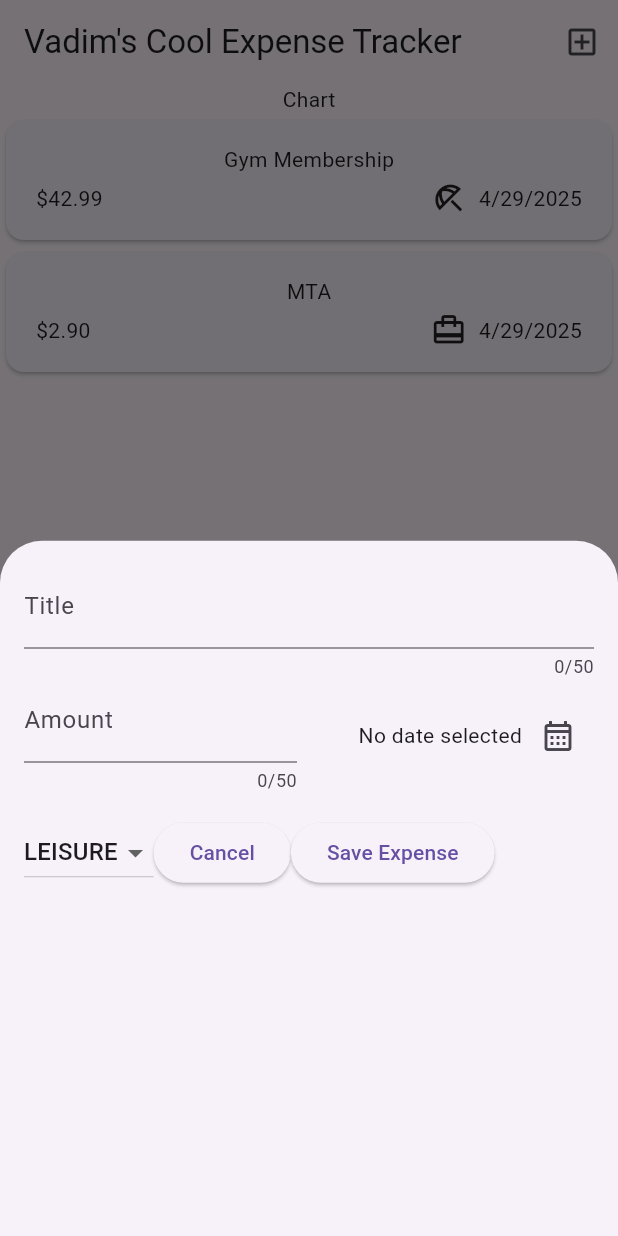
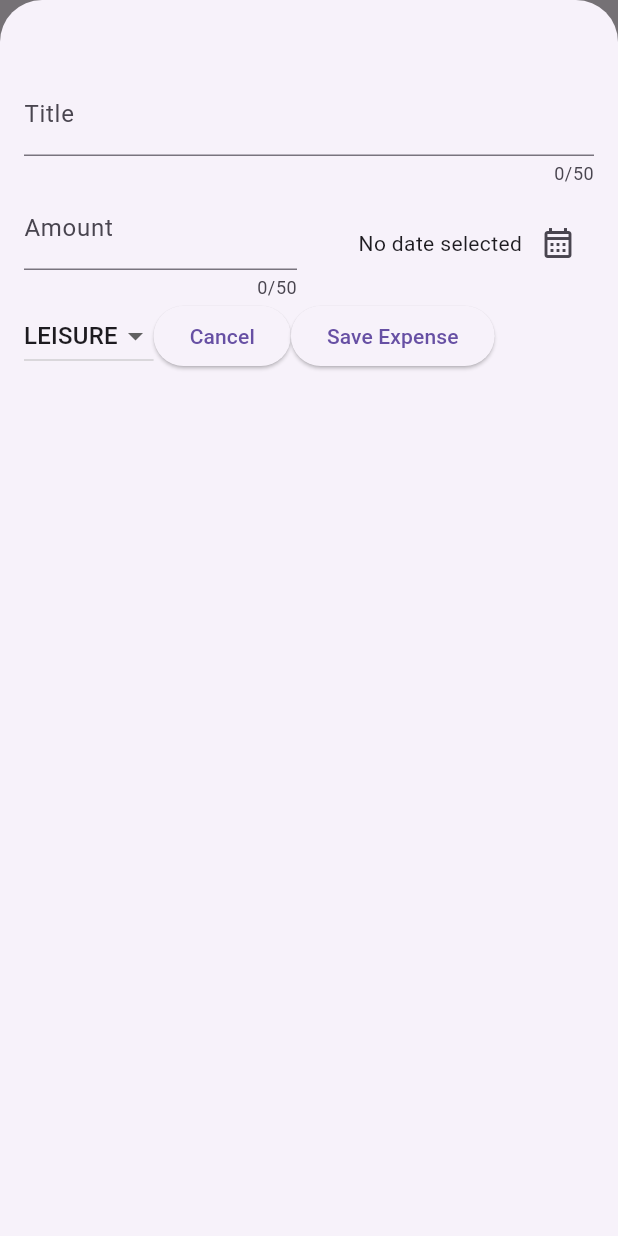
Before and after one commit to symphatixe/finance_app, a Flutter app: the screen it shows after launch, after a tap on the "add box" icon, on a phone screen of 412 x 824 dp. Run offline on Flutter 3.47's test engine with Material 3 defaults, Android fonts, the phone set to English and light mode, and no system bars.

Commit message:
Minor Changes

```diff
--- a/lib/widgets/expenses.dart
+++ b/lib/widgets/expenses.dart
@@ -15,6 +15,7 @@ class Expenses extends StatefulWidget{
 class _ExpensesState extends State<Expenses>{
   void _openAddExpenseOverlay() {
     showModalBottomSheet(
+      isScrollControlled: true,
       context: context,
       builder: (ctx) => NewExpense(onAddExpense: _addExpense),
     );
--- a/lib/widgets/new_expense.dart
+++ b/lib/widgets/new_expense.dart
@@ -39,6 +39,7 @@ class _NewExpenseState extends State<NewExpense> {
         firstDate: firstDate,
         lastDate: now
     );
+
     setState(() {
       _selectedDate = pickedDate;
     });
@@ -77,7 +78,7 @@ class _NewExpenseState extends State<NewExpense> {
   @override
   Widget build(BuildContext context) {
     return Padding(
-      padding: const EdgeInsets.all(16),
+      padding: const EdgeInsets.fromLTRB(16, 48, 16, 48),
       child: Column(
         children: [
           Row(
@@ -130,8 +131,6 @@ class _NewExpenseState extends State<NewExpense> {
             ],
           ),
 
-          const SizedBox(height: 16),
-
           Row(
             children: [
               DropdownButton(
```
